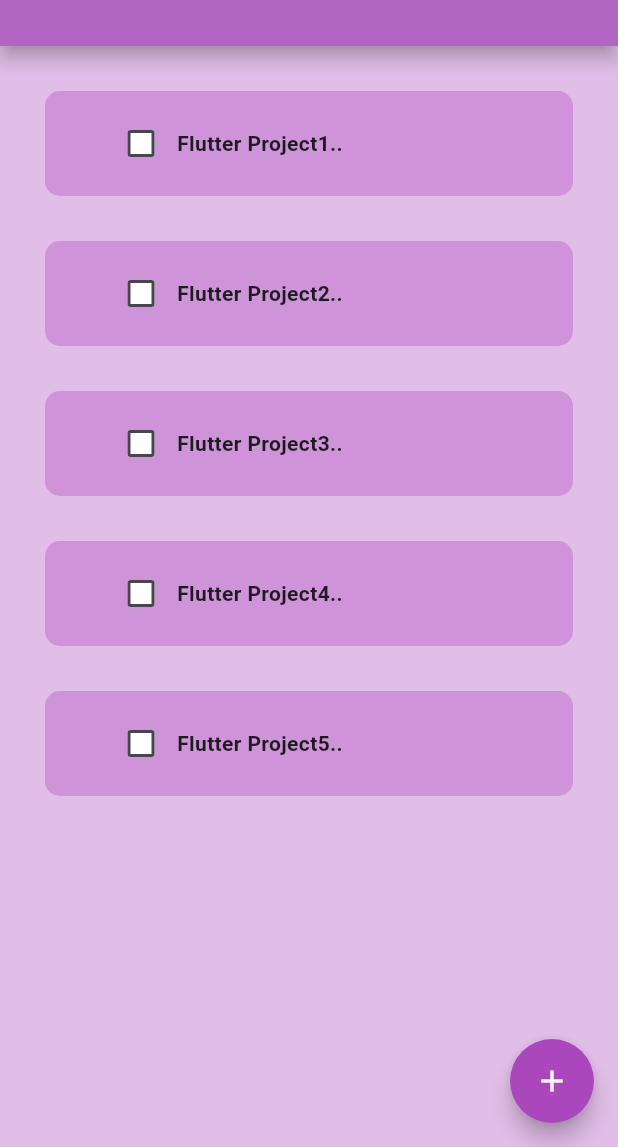
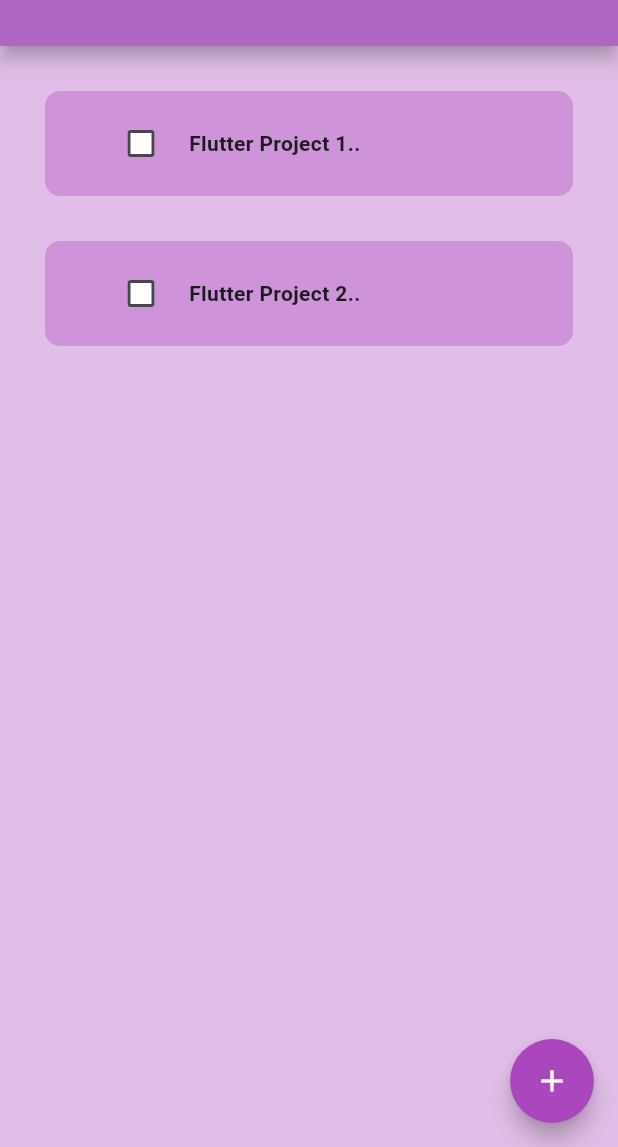
Before and after one commit to annalaravind/flutter3, a Flutter app: the screen it shows after launch, in the side drawer, after a tap on the "add" icon, on a phone screen of 412 x 824 dp, the part 89-1236 px from its top. Run offline on Flutter 3.47's test engine with Material 3 defaults, Android fonts, the phone set to English and light mode, and no system bars; drawn by our look-alikes of flutter_slidable; our stand-ins replace fluttertoast, hive_flutter; accounts and stored records are empty.

Commit message:
connected a Hive Local Database

```diff
--- a/lib/components/comp1container.dart
+++ b/lib/components/comp1container.dart
@@ -1,29 +1,46 @@
 import 'package:flutter/material.dart';
+import 'package:flutter_slidable/flutter_slidable.dart';
 
 // ignore: must_be_immutable
 class Comp1 extends StatelessWidget {
   final String taskName;
   final bool taskCompleted;
   Function(bool?)? onChanged;
+  Function(BuildContext)? deleteTodo;
 
   Comp1({
     super.key,
     required this.taskName,
     required this.taskCompleted,
     required this.onChanged,
+    required this.deleteTodo,
   });
 
   @override
   Widget build(BuildContext context) {
     return Container(
+      height: 70,
       margin: const EdgeInsets.only(top: 30, right: 30, bottom: 0, left: 30),
+      child: Slidable(
+        endActionPane: ActionPane(
+          motion: const StretchMotion(),
+          children: [
+            SlidableAction(
+              onPressed: deleteTodo,
+              backgroundColor: Colors.red,
+              icon: Icons.delete,
+              label: "Delete",
+              borderRadius: BorderRadius.circular(10),
+            ),
+          ],
+        ),
+        child: Container(
           padding: const EdgeInsets.symmetric(horizontal: 40),
-      height: 70,
           decoration: BoxDecoration(
             color: Colors.purple[200],
-        // border: Border.all(color: Colors.black),
             borderRadius: BorderRadius.circular(10),
           ),
+          height: 70,
           child: Row(
             mainAxisAlignment: MainAxisAlignment.start,
             children: [
@@ -31,23 +48,27 @@ class Comp1 extends StatelessWidget {
                 fillColor: MaterialStateProperty.all<Color>(
                   Colors.white,
                 ),
-            // activeColor: Colors.black,
                 checkColor: Colors.black,
                 value: taskCompleted,
                 onChanged: onChanged,
               ),
-          Text(
+              const SizedBox(
+                  width: 8), // Adding some space between Checkbox and Text
+              Expanded(
+                child: Text(
                   taskName,
                   style: TextStyle(
                     fontWeight: FontWeight.w700,
                     decoration: taskCompleted
                         ? TextDecoration.lineThrough
-                    : TextDecoration.none),
+                        : TextDecoration.none,
+                  ),
+                ),
               ),
             ],
+          ),
+        ),
       ),
     );
   }
 }
-
-bool isCorrect = false;
--- /dev/null
+++ b/lib/data/database.dart
@@ -0,0 +1,24 @@
+import 'package:hive_flutter/hive_flutter.dart';
+
+class TododDatabase {
+  List taskNamesList = [];
+  final myContainer = Hive.box("mybox");
+
+  // Initial view....
+  void initialView() {
+    taskNamesList = [
+      ["Flutter Project 1..", false],
+      ["Flutter Project 2..", false]
+    ];
+  }
+
+  // Update the Data...
+  void updateDatabase() {
+    myContainer.put("ToDoList", taskNamesList);
+  }
+
+  // Getting the Data...
+  void gettingData() {
+    myContainer.get("ToDoList");
+  }
+}
--- a/lib/main.dart
+++ b/lib/main.dart
@@ -1,7 +1,15 @@
+// ignore_for_file: unused_local_variable
+
 import 'package:flutter/material.dart';
 import 'package:flutter_todo/pages/todo_file.dart';
+import 'package:hive_flutter/hive_flutter.dart';
 
-void main() {
+void main() async {
+  // Initialise the box...
+  await Hive.initFlutter();
+
+  // Open the box...
+  var box = await Hive.openBox("mybox");
   runApp(const MyApp());
 }
 
--- a/lib/pages/todo_file.dart
+++ b/lib/pages/todo_file.dart
@@ -1,6 +1,21 @@
 import 'package:flutter/material.dart';
 import 'package:flutter_todo/components/comp1container.dart';
 import 'package:flutter_todo/components/dialog_1.dart';
+import 'package:flutter_todo/data/database.dart';
+import 'package:fluttertoast/fluttertoast.dart';
+import 'package:hive_flutter/hive_flutter.dart';
+
+void showNotification(String message) {
+  Fluttertoast.showToast(
+    msg: message,
+    toastLength: Toast.LENGTH_LONG,
+    gravity: ToastGravity.TOP,
+    timeInSecForIosWeb: 1,
+    backgroundColor: Colors.grey,
+    textColor: Colors.white,
+    fontSize: 16.0,
+  );
+}
 
 void main() {
   runApp(const TodoFile());
@@ -14,31 +29,65 @@ class TodoFile extends StatefulWidget {
 }
 
 class _TodoFileState extends State<TodoFile> {
-  List taskNamesList = [
-    ["Flutter Project1..", false],
-    ["Flutter Project2..", false],
-    ["Flutter Project3..", false],
-    ["Flutter Project4..", false],
-    ["Flutter Project5..", false],
-  ];
+  final myContainer = Hive.box("mybox");
+
+  final myController = TextEditingController();
+  TododDatabase todo = TododDatabase();
+
+  void onSaveTodo() {
+    if (myController.text == "") {
+      showNotification("Please enter the task...");
+    } else {
+      setState(() {
+        todo.taskNamesList.add([myController.text, false]);
+      });
+      Navigator.pop(context);
+      myController.text = "";
+    }
+  }
 
   void createNewTask() {
     showDialog(
       context: context,
       builder: (context) {
-        return const Dialog1();
+        return Dialog1(
+          controller: myController,
+          onSave: onSaveTodo,
+          onClose: () {
+            Navigator.pop(context);
+          },
+        );
       },
     );
   }
 
   void checkBoxFunction(bool? value, int index) {
     setState(() {
-      taskNamesList[index][1] = !taskNamesList[index][1];
+      todo.taskNamesList[index][1] = !todo.taskNamesList[index][1];
+    });
+  }
+
+  void deleteFunction(int index) {
+    setState(() {
+      todo.taskNamesList.removeAt(index);
     });
   }
 
   @override
+  void initState() {
+    // TODO: implement initState
+    if (myContainer.get("ToDoList") == null) {
+      todo.initialView();
+    } else {
+      todo.updateDatabase();
+    }
+    super.initState();
+  }
+
+  @override
   Widget build(BuildContext context) {
+    debugPrint(todo.taskNamesList.length.toString());
+
     return Scaffold(
       backgroundColor: Colors.purple[100],
 
@@ -77,12 +126,15 @@ class _TodoFileState extends State<TodoFile> {
 
       // Body....
       body: ListView.builder(
-        itemCount: taskNamesList.length,
+        itemCount: todo.taskNamesList.length,
         itemBuilder: (context, index) {
           return (Comp1(
-            taskName: taskNamesList[index][0],
-            taskCompleted: taskNamesList[index][1],
+            taskName: todo.taskNamesList[index][0],
+            taskCompleted: todo.taskNamesList[index][1],
             onChanged: (value) => checkBoxFunction(value, index),
+            deleteTodo: (p0) {
+              deleteFunction(index);
+            },
           ));
         },
       ),
```
Also changed, not shown: lib/components/dialog_1.dart (+48 -12 lines), lib/components/dialogbuttons.dart (added, +29 -0 lines), pubspec.yaml (+7 -1 lines), pubspec.lock, 2 other files. Lines whose indentation alone changed are shown as unchanged.
